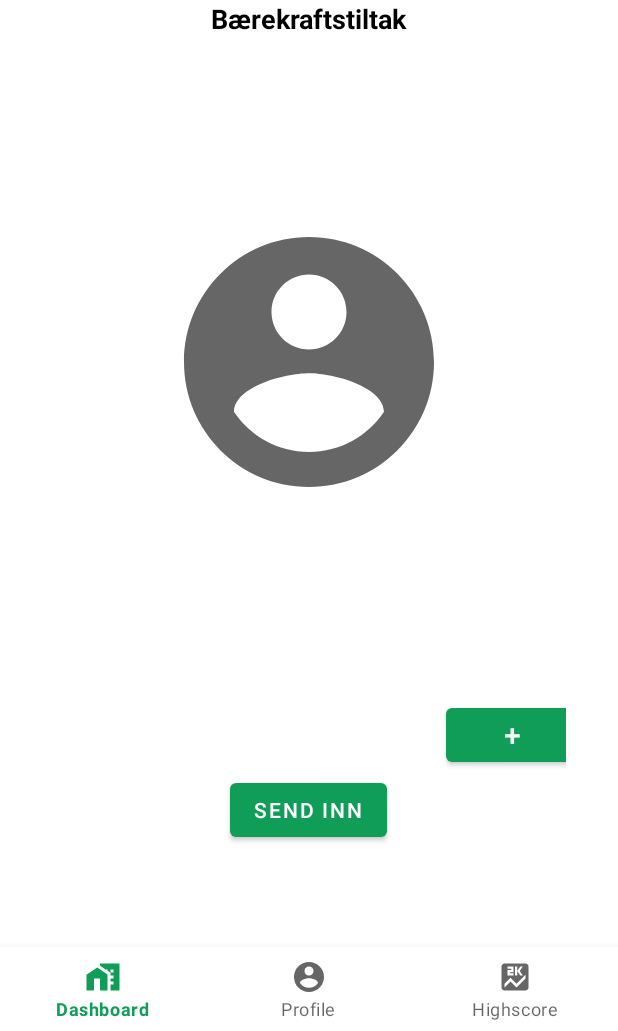
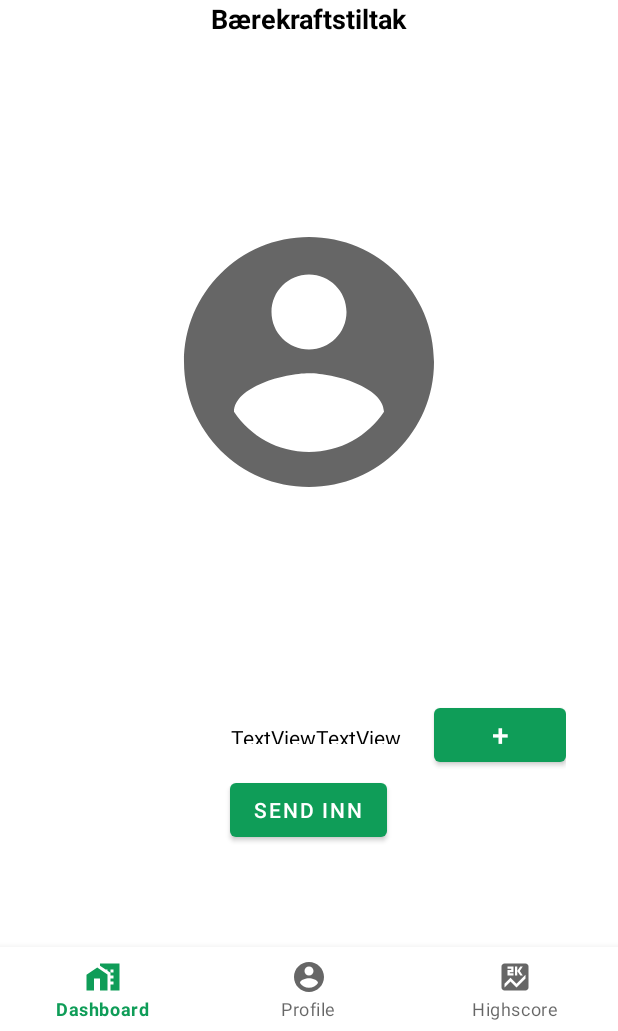
Before and after one commit to Mikebrowski/greenpay_c, an Android app: the fragment detailsFragment placed in its activity, on a phone screen of 412 x 824 dp, the part 205-1236 px from its top. Run offline under Robolectric (Android 15) with nearby library versions, the phone set to English and light mode, and no system bars; our stand-ins replace Firebase (no records; nobody signed in at launch, a user with empty details on screens opened directly), Picasso; Roboto replaces fonts that are not available here; 1 statement that could not run was skipped.

Commit message:
task # 745 merge issues resolved with the gradle versions

```diff
--- a/app/src/main/java/fragment/detailsFragment.java
+++ b/app/src/main/java/fragment/detailsFragment.java
@@ -32,10 +32,10 @@ import models.PointsData;
 
 public class detailsFragment extends Fragment {
 
-    private static final String ARG_PARAM1 = "param1";
-    private static final String ARG_PARAM2 = "param2";
-    private static final String ARG_PARAM3 = "param3";
-    private static final String ARG_PARAM4 = "param4";
+    private static final String ARG_PARAM1 ="param1";
+    private static final String ARG_PARAM2 ="param2";
+    private static final String ARG_PARAM3 ="param3";
+    private static final String ARG_PARAM4 ="param4";
 
     private String mParam1;
     private String mParam2;
@@ -47,13 +47,14 @@ public class detailsFragment extends Fragment {
     private int counter = 0;
 
 
-    public static detailsFragment newInstance(String param1, String param2, String param3, String param4) {
+
+    public static detailsFragment newInstance(String param1, String param2, String param3, String param4){
         detailsFragment fragment = new detailsFragment();
         Bundle args = new Bundle();
-        args.putString(ARG_PARAM1, param1);
-        args.putString(ARG_PARAM2, param2);
-        args.putString(ARG_PARAM3, param3);
-        args.putString(ARG_PARAM4, param4);
+        args.putString(ARG_PARAM1,param1);
+        args.putString(ARG_PARAM2,param2);
+        args.putString(ARG_PARAM3,param3);
+        args.putString(ARG_PARAM4,param4);
 
         fragment.setArguments(args);
         return fragment;
@@ -61,18 +62,19 @@ public class detailsFragment extends Fragment {
     }
 
     @Override
-    public void onCreate(Bundle savedInstanceState) {
+    public void onCreate(Bundle savedInstanceState)
+    {
         super.onCreate(savedInstanceState);
-        if (getArguments() != null) {
+        if (getArguments() != null){
             mParam1 = getArguments().getString(ARG_PARAM1);
             mParam2 = getArguments().getString(ARG_PARAM2);
             mParam3 = getArguments().getString(ARG_PARAM3);
             mParam3 = getArguments().getString(ARG_PARAM4);
         }
     }
-
     @Override
-    public View onCreateView(LayoutInflater inflater, ViewGroup container, Bundle savedInstanceState) {
+    public View onCreateView(LayoutInflater inflater, ViewGroup container, Bundle savedInstanceState)
+    {
         View mainView = inflater.inflate(R.layout.details_fragment, container, false);
 
         TextView typeDetails = mainView.findViewById(R.id.typeDetails);
@@ -83,8 +85,8 @@ public class detailsFragment extends Fragment {
         Button plusButton = mainView.findViewById(R.id.plusB);
         Button minusButton = mainView.findViewById(R.id.minusB);
 
-        TextView amountPresssesBox = mainView.findViewById(R.id.pointsAmount);
-//        TextView totalvaluebox =mainView.findViewById(R.id.totalValuedetails);
+        TextView amountPresssesBox =mainView.findViewById(R.id.pointsAmount);
+        TextView totalvaluebox =mainView.findViewById(R.id.totalValuedetails);
 
 
         typeDetails.setText(mParam1);
@@ -92,11 +94,10 @@ public class detailsFragment extends Fragment {
         pointsDetails.setText(mParam3);
         infoDetails.setText(mParam4);
 
+
         if (counter == 0) {
             minusButton.setVisibility(View.INVISIBLE);
         }
-
-
         plusButton.setOnClickListener(new View.OnClickListener() {
             public void onClick(View v) {
                 counter++;
@@ -104,8 +105,6 @@ public class detailsFragment extends Fragment {
                 minusButton.setVisibility(View.VISIBLE);
             }
         });
-
-
         minusButton.setOnClickListener(new View.OnClickListener() {
             public void onClick(View v) {
                 if (counter > 0) {
@@ -117,13 +116,15 @@ public class detailsFragment extends Fragment {
             }
         });
 
-
         return mainView;
     }
+
+
 
     @Override
     public void onViewCreated(@NonNull View view, @Nullable Bundle savedInstanceState) {
         super.onViewCreated(view, savedInstanceState);
+
 
 
         //seeTotalPoints(totalvaluebox.setText());
--- a/app/src/main/res/layout/details_fragment.xml
+++ b/app/src/main/res/layout/details_fragment.xml
@@ -84,19 +84,6 @@
             app:layout_column="0"
             app:layout_row="1" />
 
-        <TextView
-            android:id="@+id/pointsAmount"
-            android:layout_width="150dp"
-            android:layout_height="33dp"
-            android:layout_marginStart="10dp"
-            android:layout_marginTop="-10dp"
-            android:layout_marginEnd="15dp"
-            android:layout_marginBottom="10dp"
-            android:gravity="center"
-            android:rotationX="0"
-            app:layout_column="2"
-            app:layout_row="1" />
-
         <Button
             android:id="@+id/plusB"
             android:layout_width="wrap_content"
@@ -104,6 +91,28 @@
             android:text="+"
             android:textSize="20dp"
             app:layout_column="4"
+            app:layout_row="1" />
+
+        <TextView
+            android:id="@+id/totalValuedetails"
+            android:layout_width="wrap_content"
+            android:layout_height="wrap_content"
+            android:layout_marginStart="32dp"
+            android:layout_marginBottom="36dp"
+            android:gravity="center"
+            android:text="TextView"
+            app:layout_column="1"
+            app:layout_row="1" />
+
+        <TextView
+            android:id="@+id/pointsAmount"
+            android:layout_width="wrap_content"
+            android:layout_height="wrap_content"
+            android:layout_marginEnd="12dp"
+            android:layout_marginBottom="36dp"
+            android:gravity="center"
+            android:text="TextView"
+            app:layout_column="2"
             app:layout_row="1" />
 
     </androidx.gridlayout.widget.GridLayout>
```
